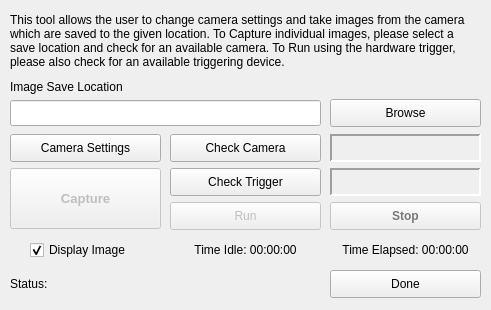
First picture: the form in gui/dialogImageCapture.ui, repository Spinarakk/defectmonitor, before the edit.
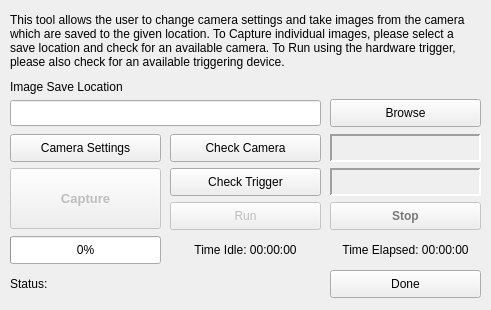
Second picture: the form after the edit. Icons and pictures are not drawn.

Commit message: - Moved the conversion to contours method to the SliceConverter method - Wrote the contours as an image file to a folder - Added the overlaying of the part contour images over any other image - Fixed image capture saving images - Recoded the stopwatch function to also count for idle time - Program works on the 3D printing machine, restarted taking pictures again

Patch:
```diff
--- a/gui/dialogImageCapture.ui
+++ b/gui/dialogImageCapture.ui
@@ -10,18 +10,6 @@
     <height>310</height>
    </rect>
   </property>
-  <property name="minimumSize">
-   <size>
-    <width>491</width>
-    <height>310</height>
-   </size>
-  </property>
-  <property name="maximumSize">
-   <size>
-    <width>491</width>
-    <height>310</height>
-   </size>
-  </property>
   <property name="windowTitle">
    <string>Image Capture</string>
   </property>
@@ -338,28 +326,6 @@
     <string>Check Trigger</string>
    </property>
   </widget>
-  <widget class="QCheckBox" name="checkDisplayImage">
-   <property name="geometry">
-    <rect>
-     <x>30</x>
-     <y>236</y>
-     <width>131</width>
-     <height>28</height>
-    </rect>
-   </property>
-   <property name="toolTip">
-    <string>Check to display the captured image (processed or not) on the Main Window under the Image Viewer tab.</string>
-   </property>
-   <property name="layoutDirection">
-    <enum>Qt::LeftToRight</enum>
-   </property>
-   <property name="text">
-    <string>Display Image</string>
-   </property>
-   <property name="checked">
-    <bool>true</bool>
-   </property>
-  </widget>
   <widget class="QLineEdit" name="lineImageFolder">
    <property name="geometry">
     <rect>
@@ -389,6 +355,22 @@
     <set>Qt::AlignCenter</set>
    </property>
   </widget>
+  <widget class="QProgressBar" name="progressBar">
+   <property name="geometry">
+    <rect>
+     <x>10</x>
+     <y>236</y>
+     <width>151</width>
+     <height>28</height>
+    </rect>
+   </property>
+   <property name="value">
+    <number>0</number>
+   </property>
+   <property name="alignment">
+    <set>Qt::AlignCenter</set>
+   </property>
+  </widget>
  </widget>
  <resources>
   <include location="icons.qrc"/>
```
The commit also changes 16 other files.
